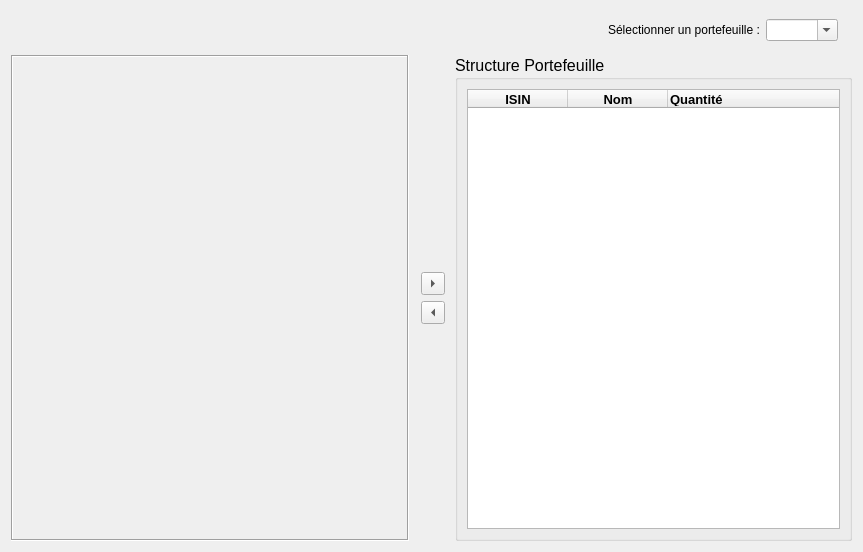
First picture: the form in DPricer/presentation/Designer-Files/StructurePortefeuille.ui, repository Mero89/Pricing-Application, before the edit.
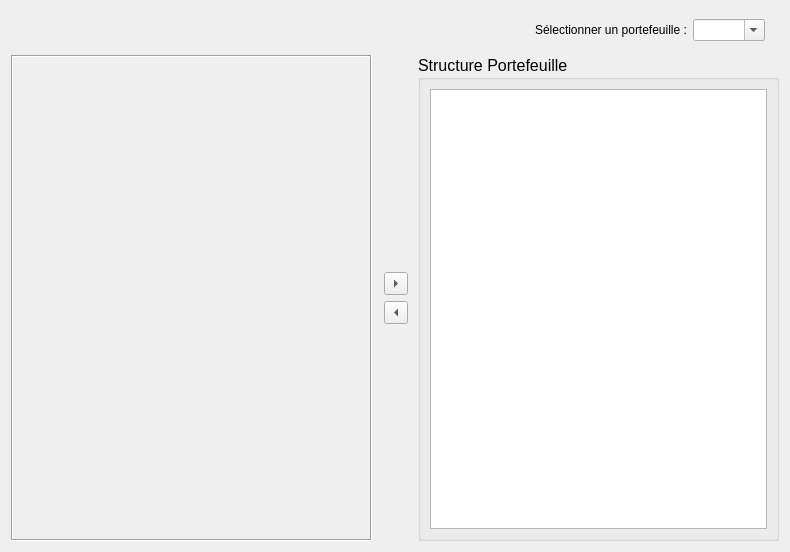
Second picture: the form after the edit.

```diff
--- a/DPricer/presentation/Designer-Files/StructurePortefeuille.ui
+++ b/DPricer/presentation/Designer-Files/StructurePortefeuille.ui
@@ -6,7 +6,7 @@
    <rect>
     <x>0</x>
     <y>0</y>
-    <width>863</width>
+    <width>790</width>
     <height>552</height>
    </rect>
   </property>
@@ -23,9 +23,6 @@
    <string>Gérer structure portefeuille</string>
   </property>
   <layout class="QVBoxLayout" name="verticalLayout">
-   <property name="sizeConstraint">
-    <enum>QLayout::SetDefaultConstraint</enum>
-   </property>
    <item>
     <layout class="QFormLayout" name="formLayout">
      <property name="fieldGrowthPolicy">
@@ -305,13 +302,13 @@
            <number>0</number>
           </property>
           <attribute name="horizontalHeaderVisible">
-           <bool>true</bool>
+           <bool>false</bool>
           </attribute>
           <attribute name="horizontalHeaderStretchLastSection">
            <bool>true</bool>
           </attribute>
           <attribute name="verticalHeaderVisible">
-           <bool>true</bool>
+           <bool>false</bool>
           </attribute>
           <attribute name="verticalHeaderDefaultSectionSize">
            <number>22</number>
```
